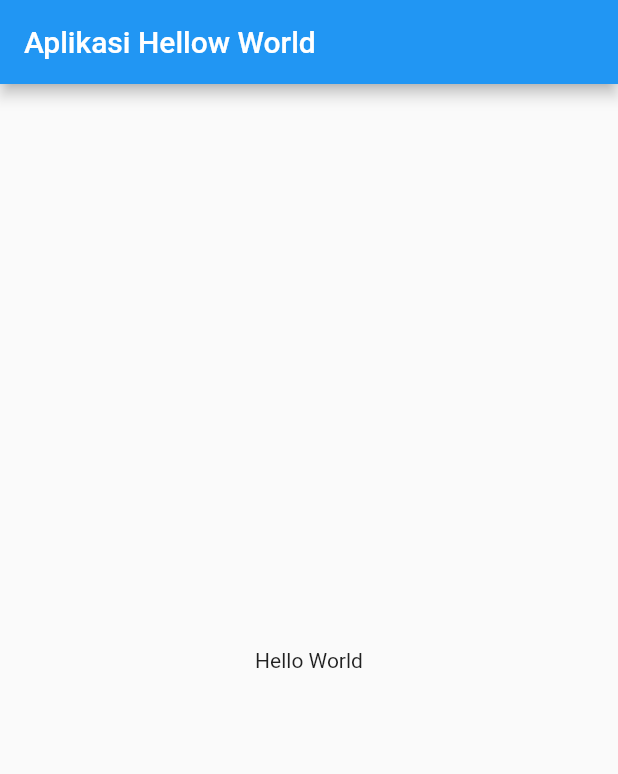
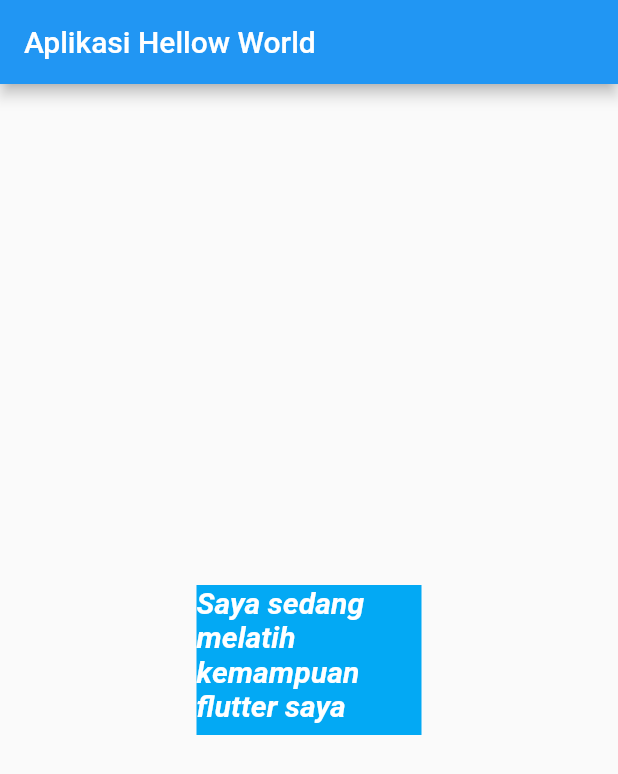
Before and after one commit to roningrum/aplikasi_helloworld, a Flutter app: the screen it shows after launch, on a phone screen of 412 x 824 dp. Shown: the top 774 px of the screen. Run offline on Flutter 3.47's test engine with Material 2 defaults, Android fonts, the phone set to English and light mode, and no system bars.

Commit message:
update textwidget

```diff
--- a/lib/main.dart
+++ b/lib/main.dart
@@ -19,7 +19,15 @@ class MyApp extends StatelessWidget {
         appBar: AppBar(
           title: Text("Aplikasi Hellow World"),
         ), // untuk judul
-        body: Center(child: Text("Hello World")), //bagian bawah
+        body: Center(
+            child: Container(
+                color: Colors.lightBlue,
+                width: 150,
+                height: 100,
+                child: Text(
+                  "Saya sedang melatih kemampuan flutter saya",
+                  style: TextStyle(color: Colors.white, fontStyle: FontStyle.italic, fontWeight: FontWeight.w700, fontSize: 20),
+                ))), //bagian bawah
         //agar bisa textnya dibawah alt+enter -> lalu pilih wrap widget
       ),
     );
```
